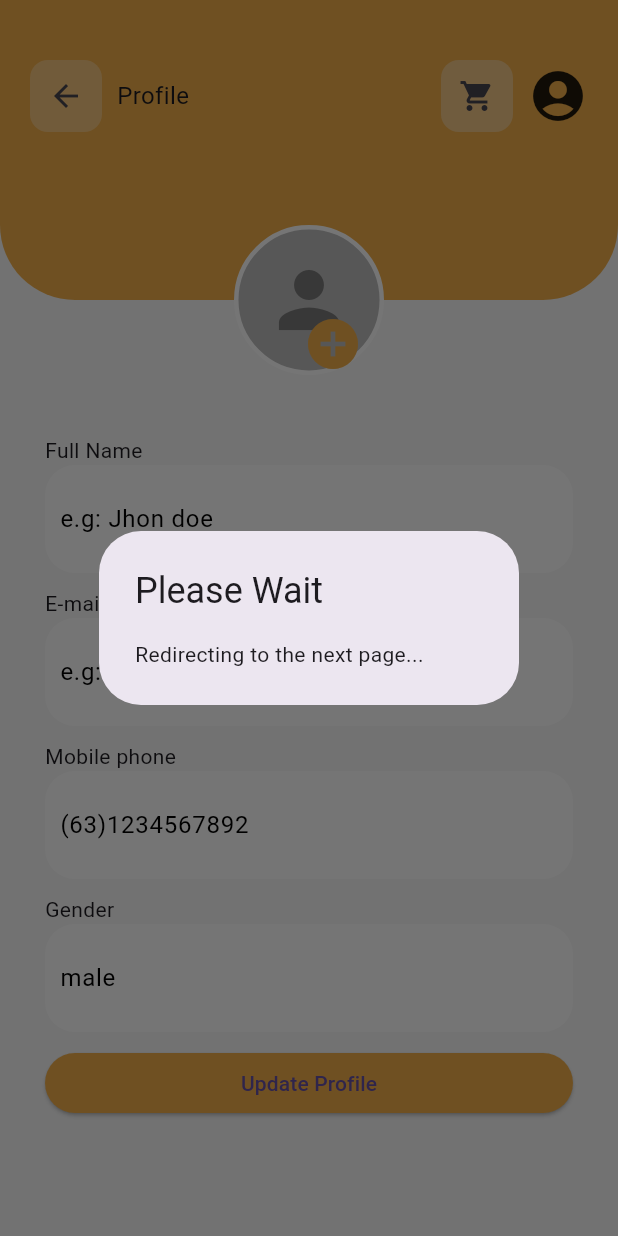
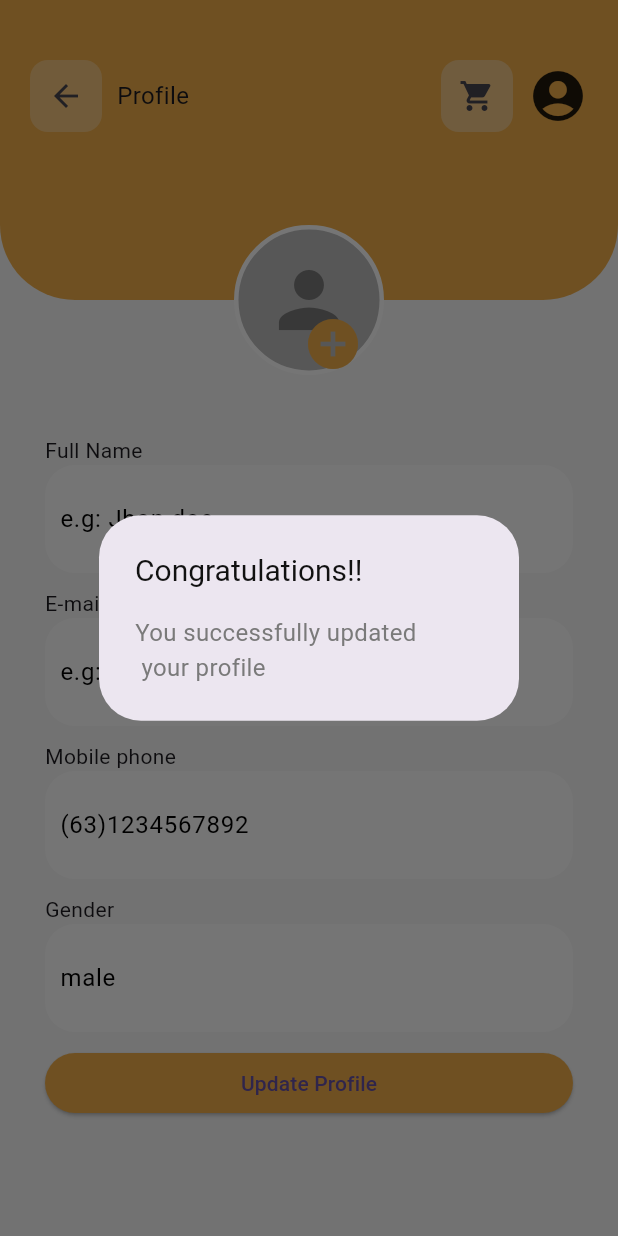
Before and after one commit to MAHESWARI-ROUT/Penta-Restaurant-App, a Flutter app: the EditProfilePage screen opened directly, after a tap on "Update Profile", on a phone screen of 412 x 824 dp. Run offline on Flutter 3.47's test engine with Material 3 defaults, Android fonts, the phone set to English and light mode, and no system bars; our stand-ins replace dio, get.

Commit message:
small update

```diff
--- a/lib/widgets/show_popup_dialog.dart.dart
+++ b/lib/widgets/show_popup_dialog.dart.dart
@@ -1,5 +1,6 @@
 import 'package:flutter/material.dart';
 import 'package:get/get.dart';
+import 'package:penta_restaurant/commons/appcolors.dart';
 import 'package:penta_restaurant/pages/profile_page.dart';
 
 void showPopupDialog(BuildContext context) {
@@ -14,8 +15,14 @@ void showPopupDialog(BuildContext context) {
       });
 
       return AlertDialog(
-        title: const Text("Please Wait"),
-        content: const Text("Redirecting to the next page..."),
+        title: const Text(
+          "Congratulations!!",
+          style: TextStyle(color: AppColors.black, fontSize: 20),
+        ),
+        content: const Text(
+          "You successfully updated \n your profile",
+          style: TextStyle(color: AppColors.grey1, fontSize: 16),
+        ),
       );
     },
   );
```
